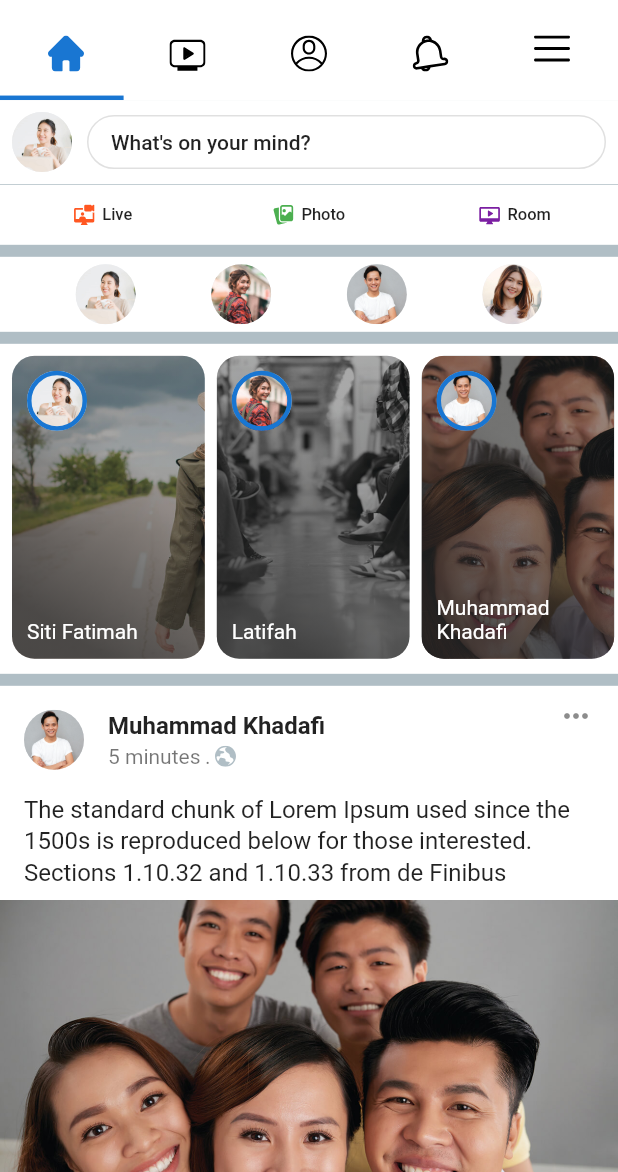
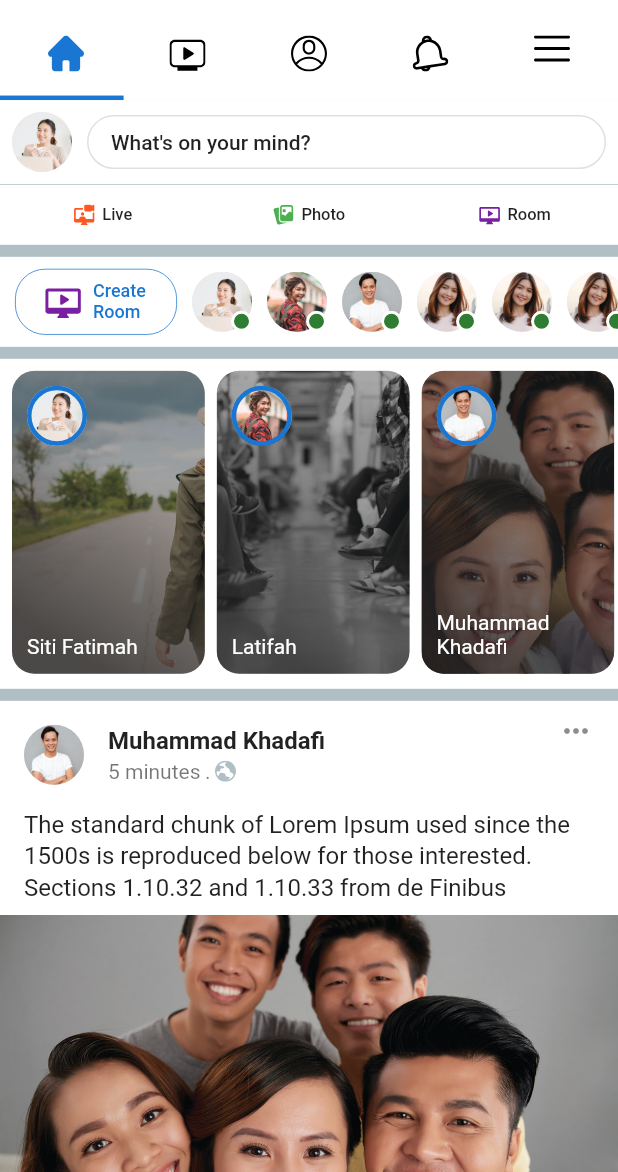
Before and after one commit to johan1627/fcui_facebook_2020, a Flutter app: the screen it shows after launch, on a phone screen of 412 x 824 dp, the part 64-1236 px from its top. Run offline on Flutter 3.47's test engine with Material 2 defaults, Android fonts, the phone set to English and light mode, and no system bars; our stand-ins replace flutter_svg.

Commit message:
HomePage done

```diff
--- a/lib/HomePage.dart
+++ b/lib/HomePage.dart
@@ -50,15 +50,45 @@ class _HomePageState extends State<HomePage> {
                     // Create Room
                     Container(
                       color: whiteColor,
-                      height: 50.0,
+                      width: double.infinity,
+                      height: 60.0,
+                      child: SingleChildScrollView(
+                        scrollDirection: Axis.horizontal,
                         child: Row(
-                        mainAxisAlignment: MainAxisAlignment.spaceEvenly,
                           children: [
+                            SizedBox(width: 10.0),
+                            MaterialButton(
+                              onPressed: () {},
+                              elevation: 0.0,
+                              height: 44.0,
+                              shape: RoundedRectangleBorder(
+                                  side: BorderSide(color: blueDark, width: .5),
+                                  borderRadius:
+                                      BorderRadius.all(Radius.circular(20.0))),
+                              child: Row(
+                                children: [
+                                  SizedBox(width: 4.0),
+                                  SvgPicture.asset(iconRoom, width: 24.0),
+                                  SizedBox(width: 8.0),
+                                  Container(
+                                    width: 40.0,
+                                    child: Text("Create Room",
+                                        style: lableFont.copyWith(
+                                            color: primaryColor)),
+                                  ),
+                                ],
+                              ),
+                            ),
                             photoProfile(photo: "assets/images/profile_01.jpg"),
                             photoProfile(photo: "assets/images/profile_02.jpg"),
                             photoProfile(photo: "assets/images/profile_03.jpg"),
                             photoProfile(photo: "assets/images/profile_04.jpg"),
+                            photoProfile(photo: "assets/images/profile_04.jpg"),
+                            photoProfile(photo: "assets/images/profile_04.jpg"),
+                            photoProfile(photo: "assets/images/profile_04.jpg"),
+                            photoProfile(photo: "assets/images/profile_04.jpg"),
                           ],
+                        ),
                       ),
                     ),
                     SizedBox(height: 8.0),
@@ -315,7 +345,7 @@ class _HomePageState extends State<HomePage> {
         child: Row(
           mainAxisAlignment: MainAxisAlignment.spaceBetween,
           children: [
-            photoProfile(photo: "assets/images/profile_01.jpg"),
+            photoProfileMain(photo: "assets/images/profile_01.jpg"),
             SizedBox(width: 10.0),
             Expanded(
               child: OutlineButton(
@@ -337,7 +367,41 @@ class _HomePageState extends State<HomePage> {
     );
   }
 
-  Container photoProfile({String photo}) {
+  Padding photoProfile({String photo}) {
+    return Padding(
+      padding: const EdgeInsets.only(left: 10.0),
+      child: Stack(
+        alignment: Alignment.bottomRight,
+        children: <Widget>[
+          Container(
+            height: 40.0,
+            decoration: BoxDecoration(
+              color: greyLight,
+              shape: BoxShape.circle,
+            ),
+            child: ClipRRect(
+              borderRadius: BorderRadius.circular(40.0),
+              child: Image.asset(
+                photo,
+                fit: BoxFit.cover,
+              ),
+            ),
+          ),
+          Container(
+            height: 14.0,
+            width: 14.0,
+            decoration: BoxDecoration(
+              border: Border.all(color: whiteColor, width: 2.0),
+              color: greenColor,
+              shape: BoxShape.circle,
+            ),
+          )
+        ],
+      ),
+    );
+  }
+
+  Container photoProfileMain({String photo}) {
     return Container(
       height: 40.0,
       decoration: BoxDecoration(
```
Lines whose indentation alone changed are shown as unchanged.
